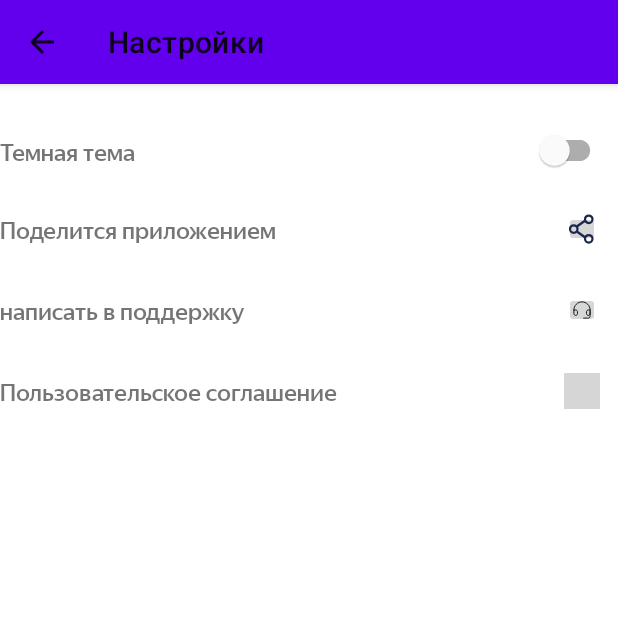
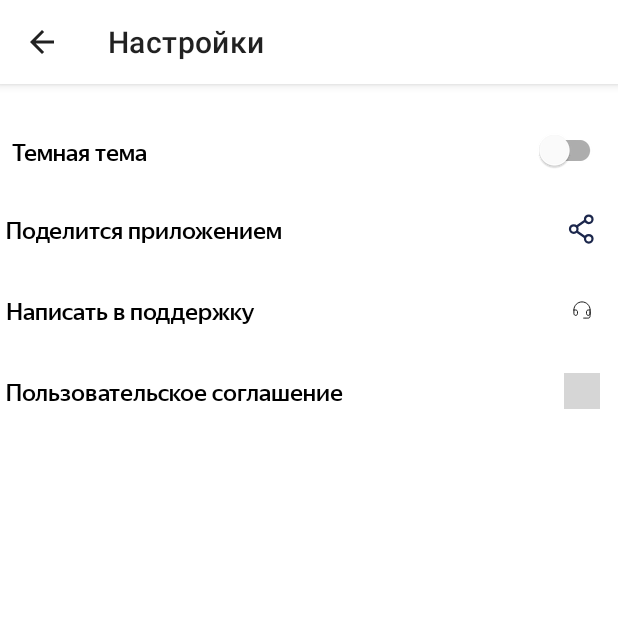
Before and after one commit to PaladinLeonid/PlaylistMaker1, an Android app: the SettingsActivity screen opened directly, with no data from a screen before it, on a phone screen of 412 x 824 dp, the top half of it. Run offline under Robolectric (Android 15) with nearby library versions, the phone set to English and light mode, and no system bars; grey boxes are pictures that could not be loaded.

Commit message:
Sprint 8 project

```diff
--- a/app/src/main/java/com/example/playlistmaker1/MediaActivity.kt
+++ b/app/src/main/java/com/example/playlistmaker1/MediaActivity.kt
@@ -1,5 +1,6 @@
 package com.example.playlistmaker1
 
+import android.graphics.drawable.ColorDrawable
 import androidx.appcompat.app.AppCompatActivity
 import android.os.Bundle
 
@@ -9,6 +10,8 @@ class MediaActivity : AppCompatActivity() {
         setContentView(R.layout.activity_media)
         val actionBar = supportActionBar
         if (actionBar != null) {
+            val background = ColorDrawable(resources.getColor(R.color.white))
+            actionBar.setBackgroundDrawable(background)
             actionBar.title = "Медиатека"
             actionBar.setDisplayHomeAsUpEnabled(true)
 
--- a/app/src/main/java/com/example/playlistmaker1/SearchActivity.kt
+++ b/app/src/main/java/com/example/playlistmaker1/SearchActivity.kt
@@ -1,5 +1,6 @@
 package com.example.playlistmaker1
 
+import android.graphics.drawable.ColorDrawable
 import androidx.appcompat.app.AppCompatActivity
 import android.os.Bundle
 
@@ -9,6 +10,8 @@ class SearchActivity : AppCompatActivity() {
         setContentView(R.layout.activity_search)
         val actionBar = supportActionBar
         if (actionBar != null) {
+            val background = ColorDrawable(resources.getColor(R.color.white))
+            actionBar.setBackgroundDrawable(background)
             actionBar.title = "Поиск"
             actionBar.setDisplayHomeAsUpEnabled(true)
 
--- a/app/src/main/java/com/example/playlistmaker1/SettingsActivity.kt
+++ b/app/src/main/java/com/example/playlistmaker1/SettingsActivity.kt
@@ -1,5 +1,6 @@
 package com.example.playlistmaker1
 
+import android.graphics.drawable.ColorDrawable
 import androidx.appcompat.app.AppCompatActivity
 import android.os.Bundle
 
@@ -9,7 +10,10 @@ class SettingsActivity : AppCompatActivity() {
         setContentView(R.layout.activity_settings)
         val actionBar = supportActionBar
         if (actionBar != null) {
+            val background = ColorDrawable(resources.getColor(R.color.white))
+            actionBar.setBackgroundDrawable(background)
             actionBar.title = "Настройки"
+
             actionBar.setDisplayHomeAsUpEnabled(true)
 
         }
--- a/app/src/main/res/layout/activity_main.xml
+++ b/app/src/main/res/layout/activity_main.xml
@@ -34,6 +34,7 @@
             android:id="@+id/SearchButton"
             style="@style/MainScreenButtonStyle"
 
+
             android:layout_marginBottom="8dp"
             android:text="@string/search"
 
--- a/app/src/main/res/layout/activity_settings.xml
+++ b/app/src/main/res/layout/activity_settings.xml
@@ -10,11 +10,12 @@
 
 
         <LinearLayout
+            android:backgroundTint="@color/white"
             android:layout_width="match_parent"
             android:layout_height="wrap_content"
             android:layout_marginTop="24dp"
             android:layout_marginBottom="12dp"
-
+            android:layout_marginStart="@dimen/button_margin_start"
             android:orientation="horizontal">
 
             <TextView
--- /dev/null
+++ b/app/src/main/res/values/dimens.xml
@@ -0,0 +1,4 @@
+<?xml version="1.0" encoding="utf-8"?>
+<resources>
+    <dimen name="button_margin_start">4dp</dimen>
+</resources>
--- a/app/src/main/res/values/strings.xml
+++ b/app/src/main/res/values/strings.xml
@@ -8,7 +8,7 @@
     <string name="theme">Темная тема</string>
     <string name="Theme">Темная тема</string>
     <string name="shareit">Поделится приложением</string>
-    <string name="support">написать в поддержку</string>
+    <string name="support">Написать в поддержку</string>
     <string name="useragrement">Пользовательское соглашение</string>
     <string name="playlistmaker">PlaylistMaker</string>
 </resources>
--- a/app/src/main/res/values/styles.xml
+++ b/app/src/main/res/values/styles.xml
@@ -15,8 +15,13 @@
         <item name="textAllCaps">false</item>
         <item name="iconGravity">textStart</item>
         <item name="cornerRadius">16dp</item>
+        <item name="iconTint">@color/black</item>
+        <item name="android:backgroundTint">@color/white</item>
+        <item name="android:textColor">@color/black</item>
     </style>
     <style name="SettingsTextStyle">
+        <item name="android:textColor">@color/black</item>
+
         <item name="android:layout_width">0dp</item>
         <item name="android:layout_height">match_parent</item>
         <item name="android:layout_weight">1</item>
@@ -24,6 +29,7 @@
         <item name="android:fontWeight">400</item>
         <item name="android:paddingVertical">12dp</item>
         <item name="android:paddingEnd">12dp</item>
+        <item name="android:layout_marginStart">@dimen/button_margin_start</item>
 
         <item name="android:textSize">16sp</item>
     </style>
@@ -36,6 +42,6 @@
         <item name="android:layout_marginTop">12dp</item>
         <item name="android:layout_marginEnd">12dp</item>
         <item name="android:layout_marginBottom">18dp</item>
-
+        <item name="android:backgroundTint">@color/white</item>
     </style>
 </resources>
```
